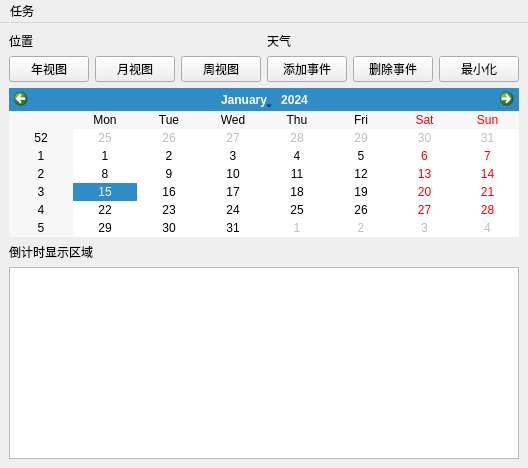
The window that CalendarCountdownApp/mainwindow.ui (Maia-Huo/CalendarCountdownApp) describes before a commit, drawn with Qt 5.
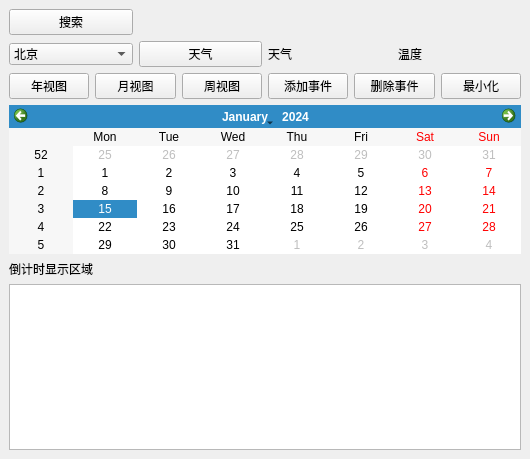
The same window after the commit.

Commit message: 天气和搜索

```diff
--- a/CalendarCountdownApp/mainwindow.ui
+++ b/CalendarCountdownApp/mainwindow.ui
@@ -2,6 +2,14 @@
 <ui version="4.0">
  <class>MainWindow</class>
  <widget class="QMainWindow" name="MainWindow">
+  <property name="geometry">
+   <rect>
+    <x>0</x>
+    <y>0</y>
+    <width>530</width>
+    <height>459</height>
+   </rect>
+  </property>
   <property name="windowTitle">
    <string>简易日历倒计时应用</string>
   </property>
@@ -10,9 +18,85 @@
     <item>
      <layout class="QHBoxLayout" name="buttonLayout">
       <item>
-       <widget class="QLabel" name="positionLabel">
+       <widget class="QPushButton" name="findButton">
         <property name="text">
-         <string>位置</string>
+         <string>搜索</string>
+        </property>
+       </widget>
+      </item>
+      <item>
+       <widget class="QLabel" name="label">
+        <property name="text">
+         <string/>
+        </property>
+       </widget>
+      </item>
+      <item>
+       <widget class="QLabel" name="label_3">
+        <property name="text">
+         <string/>
+        </property>
+       </widget>
+      </item>
+      <item>
+       <widget class="QLabel" name="label_2">
+        <property name="text">
+         <string/>
+        </property>
+       </widget>
+      </item>
+     </layout>
+    </item>
+    <item>
+     <layout class="QHBoxLayout" name="buttonLayout">
+      <item>
+       <widget class="QComboBox" name="comboBox">
+        <item>
+         <property name="text">
+          <string>北京</string>
+         </property>
+        </item>
+        <item>
+         <property name="text">
+          <string>上海</string>
+         </property>
+        </item>
+        <item>
+         <property name="text">
+          <string>广州</string>
+         </property>
+        </item>
+        <item>
+         <property name="text">
+          <string>深圳</string>
+         </property>
+        </item>
+        <item>
+         <property name="text">
+          <string>天津</string>
+         </property>
+        </item>
+        <item>
+         <property name="text">
+          <string>杭州</string>
+         </property>
+        </item>
+        <item>
+         <property name="text">
+          <string>成都</string>
+         </property>
+        </item>
+        <item>
+         <property name="text">
+          <string>桂林</string>
+         </property>
+        </item>
+       </widget>
+      </item>
+      <item>
+       <widget class="QPushButton" name="weatherButton">
+        <property name="text">
+         <string>天气</string>
         </property>
        </widget>
       </item>
@@ -23,6 +107,13 @@
         </property>
        </widget>
       </item>
+      <item>
+       <widget class="QLabel" name="tempLabel">
+        <property name="text">
+         <string>温度</string>
+        </property>
+       </widget>
+      </item>
      </layout>
     </item>
     <item>
@@ -86,40 +177,6 @@
     </item>
    </layout>
   </widget>
-  <widget class="QMenuBar" name="menuBar">
-   <property name="geometry">
-    <rect>
-     <x>0</x>
-     <y>0</y>
-     <width>530</width>
-     <height>21</height>
-    </rect>
-   </property>
-   <widget class="QMenu" name="menud">
-    <property name="title">
-     <string>任务</string>
-    </property>
-    <addaction name="actionffra"/>
-    <addaction name="actioncdc"/>
-    <addaction name="actiondr"/>
-   </widget>
-   <addaction name="menud"/>
-  </widget>
-  <action name="actionffra">
-   <property name="text">
-    <string>搜索 </string>
-   </property>
-  </action>
-  <action name="actioncdc">
-   <property name="text">
-    <string>任务1</string>
-   </property>
-  </action>
-  <action name="actiondr">
-   <property name="text">
-    <string>任务2</string>
-   </property>
-  </action>
  </widget>
  <resources/>
  <connections/>
```
The commit also changes 10 other files.
